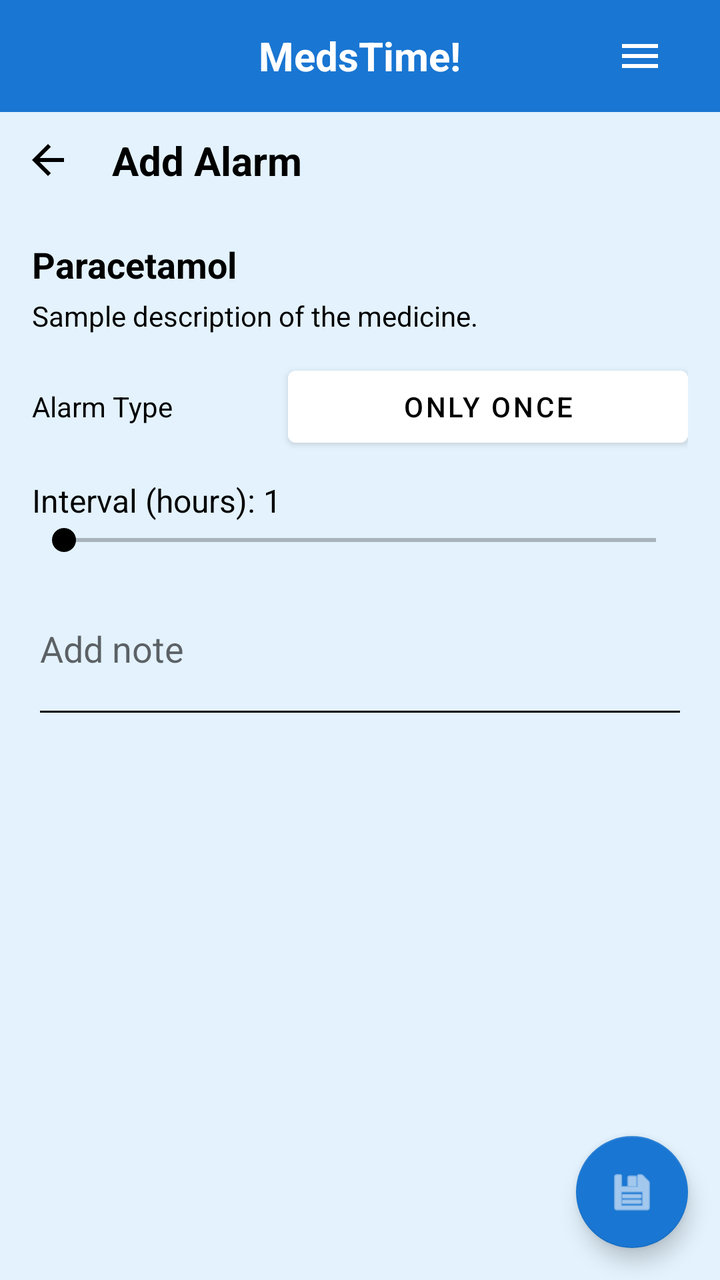
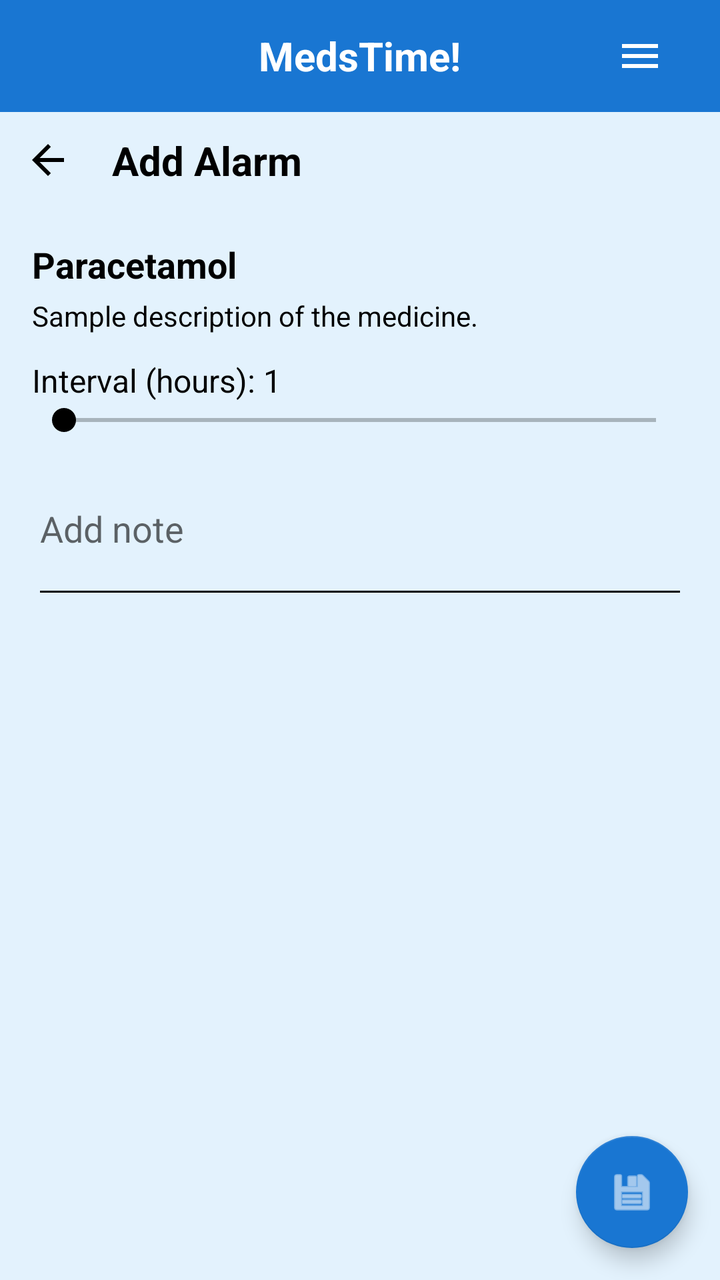

Compare the two renders of this Android layout. The source of the first and the diff that turns it into the second are given below.
<!-- AndroidManifest.xml: application theme Theme.MedsTime -->
<!-- res/layout/activity_alarm_add_preset.xml -->
<?xml version="1.0" encoding="utf-8"?>
<androidx.constraintlayout.widget.ConstraintLayout
    xmlns:android="http://schemas.android.com/apk/res/android"
    xmlns:app="http://schemas.android.com/apk/res-auto"
    android:id="@+id/mainLayout"
    android:layout_width="match_parent"
    android:layout_height="match_parent"
    android:background="#E3F2FD">

    
    <include
        android:id="@+id/mainHeader"
        layout="@layout/header"
        android:layout_width="0dp"
        android:layout_height="56dp"
        app:layout_constraintTop_toTopOf="parent"
        app:layout_constraintStart_toStartOf="parent"
        app:layout_constraintEnd_toEndOf="parent"/>

    
    <ImageButton
        android:id="@+id/backButton"
        android:layout_width="48dp"
        android:layout_height="48dp"
        android:background="?attr/selectableItemBackgroundBorderless"
        android:contentDescription="Back"
        app:srcCompat="@drawable/chevron_back"
        app:layout_constraintTop_toBottomOf="@id/mainHeader"
        app:layout_constraintStart_toStartOf="parent"/>

    
    <TextView
        android:id="@+id/title"
        android:layout_width="0dp"
        android:layout_height="wrap_content"
        android:text="Add Alarm"
        android:textSize="20sp"
        android:textStyle="bold"
        android:textColor="@android:color/black"
        android:gravity="center_vertical|start"
        android:layout_marginStart="8dp"
        app:layout_constraintStart_toEndOf="@id/backButton"
        app:layout_constraintEnd_toEndOf="parent"
        app:layout_constraintTop_toTopOf="@id/backButton"
        app:layout_constraintBottom_toBottomOf="@id/backButton"/>

    <ScrollView
        android:id="@+id/scrollForm"
        android:layout_width="0dp"
        android:layout_height="0dp"
        android:padding="16dp"
        app:layout_constraintTop_toBottomOf="@id/backButton"
        app:layout_constraintBottom_toTopOf="@+id/saveAlarmFab"
        app:layout_constraintStart_toStartOf="parent"
        app:layout_constraintEnd_toEndOf="parent">

        <LinearLayout
            android:layout_width="match_parent"
            android:layout_height="wrap_content"
            android:orientation="vertical">

            
            <TextView
                android:id="@+id/tvMedicineName"
                android:layout_width="match_parent"
                android:layout_height="wrap_content"
                android:text="Paracetamol"
                android:textSize="18sp"
                android:textColor="@android:color/black"
                android:textStyle="bold"/>

            
            <TextView
                android:id="@+id/tvMedicineDescription"
                android:layout_width="match_parent"
                android:layout_height="wrap_content"
                android:text="Sample description of the medicine."
                android:textSize="14sp"
                android:textColor="@android:color/black"
                android:paddingTop="4dp"/>

            
            <LinearLayout
                android:layout_width="match_parent"
                android:layout_height="wrap_content"
                android:orientation="horizontal"
                android:gravity="center_vertical"
                android:paddingTop="12dp">

                <TextView
                    android:id="@+id/alarmTypeLabel"
                    android:layout_width="0dp"
                    android:layout_height="wrap_content"
                    android:layout_weight="1"
                    android:text="Alarm Type"
                    android:textSize="14sp"
                    android:textColor="@android:color/black"/>

                <Button
                    android:id="@+id/alarmTypeButton"
                    android:layout_width="200dp"
                    android:layout_height="wrap_content"
                    android:text="Only Once"
                    android:textColor="@android:color/black"
                    android:backgroundTint="@android:color/white"/>
            </LinearLayout>

            
            <LinearLayout
                android:id="@+id/everyXSeekBarRow"
                android:layout_width="match_parent"
                android:layout_height="wrap_content"
                android:orientation="vertical"
                android:paddingTop="12dp">

                <TextView
                    android:id="@+id/everyXSeekBarLabel"
                    android:layout_width="wrap_content"
                    android:layout_height="wrap_content"
                    android:text="Interval (hours): 1"
                    android:textSize="16sp"
                    android:textColor="@android:color/black"/>

                <SeekBar
                    android:id="@+id/everyXSeekBar"
                    android:layout_width="match_parent"
                    android:layout_height="wrap_content"
                    android:max="23"
                    android:thumbTint="@android:color/black"
                    android:progressTint="@android:color/black"/>
            </LinearLayout>

            
            <EditText
                android:id="@+id/noteInput"
                android:layout_width="match_parent"
                android:layout_height="wrap_content"
                android:hint="Add note"
                android:inputType="textMultiLine"
                android:minLines="3"
                android:paddingTop="12dp"/>
        </LinearLayout>
    </ScrollView>

    
    <com.google.android.material.floatingactionbutton.FloatingActionButton
        android:id="@+id/saveAlarmFab"
        android:layout_width="wrap_content"
        android:layout_height="wrap_content"
        android:layout_margin="16dp"
        app:srcCompat="@android:drawable/ic_menu_save"
        app:backgroundTint="#1976D2"
        app:layout_constraintBottom_toBottomOf="parent"
        app:layout_constraintEnd_toEndOf="parent"/>
</androidx.constraintlayout.widget.ConstraintLayout>
<!-- res/layout/header.xml (included above) -->
<?xml version="1.0" encoding="utf-8"?>
<RelativeLayout xmlns:android="http://schemas.android.com/apk/res/android"
    android:id="@+id/topBar"
    android:layout_width="match_parent"
    android:layout_height="56dp"
    android:background="#1976D2"
    android:paddingStart="16dp"
    android:paddingEnd="16dp">

    <TextView
        android:id="@+id/appTitle"
        android:layout_width="wrap_content"
        android:layout_height="match_parent"
        android:layout_centerInParent="true"
        android:gravity="center"
        android:text="MedsTime!"
        android:textSize="20sp"
        android:textStyle="bold"
        android:textColor="@android:color/white" />

    <ImageButton
        android:id="@+id/menuButton"
        android:layout_width="48dp"
        android:layout_height="48dp"
        android:layout_alignParentEnd="true"
        android:layout_centerVertical="true"
        android:background="?attr/selectableItemBackgroundBorderless"
        android:contentDescription="Menu"
        android:src="@drawable/ic_menu"
        android:tint="@android:color/white" />

</RelativeLayout>
<!-- resources referenced by this layout -->
<resources>
  <!-- drawable chevron_back (drawable) -->
  <vector xmlns:android="http://schemas.android.com/apk/res/android"
      android:width="24dp"
      android:height="24dp"
      android:viewportWidth="960"
      android:viewportHeight="960">
    <path
        android:pathData="m313,520 l224,224 -57,56 -320,-320 320,-320 57,56 -224,224h487v80L313,520Z"
        android:fillColor="@color/black"/>
  </vector>
  <!-- drawable ic_menu (drawable) -->
  <vector xmlns:android="http://schemas.android.com/apk/res/android" android:height="24dp" android:tint="#000000" android:viewportHeight="24" android:viewportWidth="24" android:width="24dp">
        
      <path android:fillColor="@android:color/white" android:pathData="M3,18h18v-2L3,16v2zM3,13h18v-2L3,11v2zM3,6v2h18L21,6L3,6z"/>
      
  </vector>
  <style name="Theme.MedsTime" parent="Base.Theme.MedsTime" />
  <color name="black">#FF000000</color>
  <style name="Base.Theme.MedsTime" parent="Theme.MaterialComponents.Light.NoActionBar">
          
          <item name="colorPrimary">#1976D2</item>
          <item name="colorPrimaryDark">#0D47A1</item>
          <item name="colorAccent">#00BCD4</item>
  
          
          <item name="android:windowBackground">#E3F2FD</item>
          <item name="android:colorBackground">#E3F2FD</item>
  
          
          <item name="android:textColorPrimary">@android:color/black</item>
          <item name="android:textColorSecondary">@android:color/black</item>
  
          
          <item name="cardViewStyle">@style/Widget.MedsTime.Card</item>
          <item name="floatingActionButtonStyle">@style/Widget.MedsTime.FAB</item>
  
          
          <item name="android:textColorPrimaryInverse">@android:color/white</item>
          <item name="android:textColorSecondaryInverse">@android:color/white</item>
      </style>
  <style name="Widget.MedsTime.Card" parent="Widget.MaterialComponents.CardView">
          <item name="cardBackgroundColor">@android:color/white</item>
          <item name="cardElevation">4dp</item>
          <item name="cardUseCompatPadding">true</item>
      </style>
  <style name="Widget.MedsTime.FAB" parent="Widget.MaterialComponents.FloatingActionButton">
          <item name="backgroundTint">#1976D2</item>
          <item name="tint">@android:color/white</item>
      </style>
  <style name="Widget.MaterialComponents.CardView" parent="Widget.MaterialComponents.CardView">
          <item name="strokeColor">#1976D2</item>
          <item name="strokeWidth">3dp</item>
      </style>
</resources>

<!-- the commit's change to res/layout/activity_alarm_add_preset.xml (unified diff, before → after) -->
@@ -79,31 +79,6 @@
                 android:textColor="@android:color/black"
                 android:paddingTop="4dp"/>
 
-            
-            <LinearLayout
-                android:layout_width="match_parent"
-                android:layout_height="wrap_content"
-                android:orientation="horizontal"
-                android:gravity="center_vertical"
-                android:paddingTop="12dp">
-
-                <TextView
-                    android:id="@+id/alarmTypeLabel"
-                    android:layout_width="0dp"
-                    android:layout_height="wrap_content"
-                    android:layout_weight="1"
-                    android:text="Alarm Type"
-                    android:textSize="14sp"
-                    android:textColor="@android:color/black"/>
-
-                <Button
-                    android:id="@+id/alarmTypeButton"
-                    android:layout_width="200dp"
-                    android:layout_height="wrap_content"
-                    android:text="Only Once"
-                    android:textColor="@android:color/black"
-                    android:backgroundTint="@android:color/white"/>
-            </LinearLayout>
 
             
             <LinearLayout
